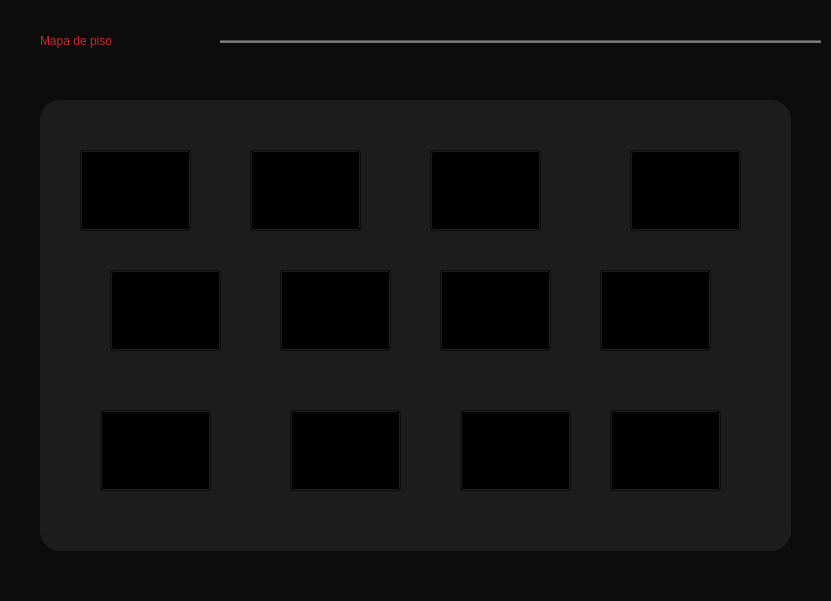
Before: the Qt Designer form Restaurante/Administrador/mapa_piso_admin.ui in camvaz/restaurante-ihc, drawn with Qt 5.
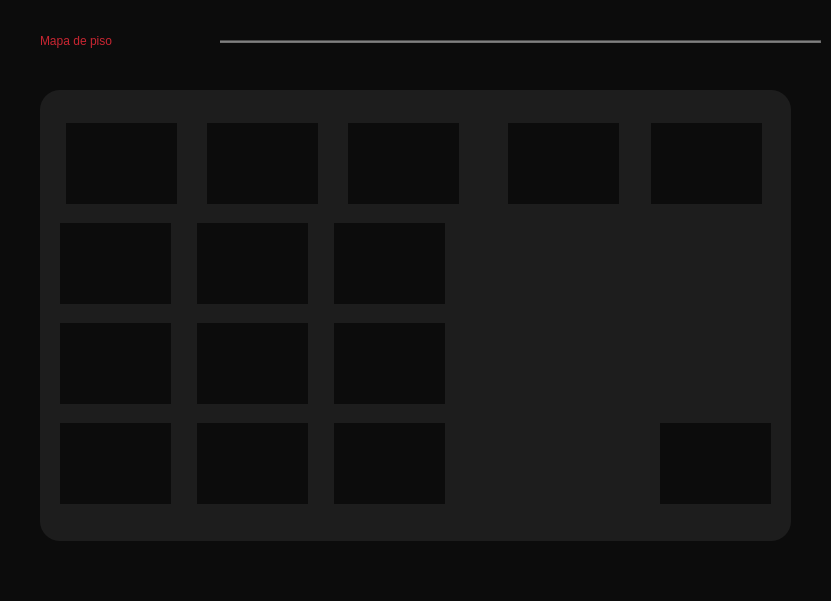
After: the same form once the commit is applied.

Commit message: avance asignar mesa Hostess

The edit to the form file:
```diff
--- a/Restaurante/Administrador/mapa_piso_admin.ui
+++ b/Restaurante/Administrador/mapa_piso_admin.ui
@@ -17,18 +17,59 @@
    <string notr="true">background-color: #0c0c0c;
 </string>
   </property>
+  <widget class="QLabel" name="label_3">
+   <property name="geometry">
+    <rect>
+     <x>40</x>
+     <y>20</y>
+     <width>201</width>
+     <height>41</height>
+    </rect>
+   </property>
+   <property name="styleSheet">
+    <string notr="true">color: rgb(201, 37, 49);font: 16pt &quot;MS Shell Dlg 2&quot;;
+font: 75 18pt &quot;Noto Serif&quot;;</string>
+   </property>
+   <property name="text">
+    <string>Mapa de piso </string>
+   </property>
+  </widget>
+  <widget class="Line" name="line_2">
+   <property name="geometry">
+    <rect>
+     <x>220</x>
+     <y>40</y>
+     <width>601</width>
+     <height>3</height>
+    </rect>
+   </property>
+   <property name="styleSheet">
+    <string notr="true">background-color:#707070;</string>
+   </property>
+   <property name="orientation">
+    <enum>Qt::Horizontal</enum>
+   </property>
+  </widget>
   <widget class="QFrame" name="frame">
    <property name="geometry">
     <rect>
      <x>40</x>
-     <y>100</y>
+     <y>90</y>
      <width>751</width>
      <height>451</height>
     </rect>
    </property>
+   <property name="minimumSize">
+    <size>
+     <width>751</width>
+     <height>451</height>
+    </size>
+   </property>
    <property name="styleSheet">
     <string notr="true">QFrame{
-	background:#1D1D1D;
+	background-color: #1D1D1D;
+	
+	border-color: rgb(121, 119, 119);
 	border-radius:20px;
 }
 
@@ -40,339 +81,658 @@
    <property name="frameShadow">
     <enum>QFrame::Raised</enum>
    </property>
+   <layout class="QGridLayout" name="gridLayout_25">
+    <property name="leftMargin">
+     <number>20</number>
+    </property>
+    <property name="topMargin">
+     <number>20</number>
+    </property>
+    <property name="rightMargin">
+     <number>20</number>
+    </property>
+    <property name="bottomMargin">
+     <number>20</number>
+    </property>
+    <item row="0" column="0">
+     <layout class="QHBoxLayout" name="horizontalLayout_36">
+      <item>
+       <widget class="QPushButton" name="mesa_1">
+        <property name="minimumSize">
+         <size>
+          <width>111</width>
+          <height>81</height>
+         </size>
+        </property>
+        <property name="maximumSize">
+         <size>
+          <width>111</width>
+          <height>16777215</height>
+         </size>
+        </property>
+        <property name="cursor">
+         <cursorShape>PointingHandCursor</cursorShape>
+        </property>
+        <property name="styleSheet">
+         <string notr="true">background-color: 1D1D1D;
+border:none;</string>
+        </property>
+        <property name="text">
+         <string/>
+        </property>
+        <property name="iconSize">
+         <size>
+          <width>90</width>
+          <height>90</height>
+         </size>
+        </property>
+       </widget>
+      </item>
+      <item>
+       <spacer name="horizontalSpacer_57">
+        <property name="orientation">
+         <enum>Qt::Horizontal</enum>
+        </property>
+        <property name="sizeType">
+         <enum>QSizePolicy::Fixed</enum>
+        </property>
+        <property name="sizeHint" stdset="0">
+         <size>
+          <width>18</width>
+          <height>20</height>
+         </size>
+        </property>
+       </spacer>
+      </item>
+      <item>
    <widget class="QPushButton" name="mesa_2">
-    <property name="geometry">
-     <rect>
-      <x>210</x>
-      <y>50</y>
+        <property name="minimumSize">
+         <size>
       <width>111</width>
       <height>81</height>
-     </rect>
-    </property>
-    <property name="cursor">
-     <cursorShape>OpenHandCursor</cursorShape>
-    </property>
-    <property name="styleSheet">
-     <string notr="true">background-color: transparent;</string>
-    </property>
-    <property name="text">
-     <string/>
-    </property>
-    <property name="iconSize">
+         </size>
+        </property>
+        <property name="maximumSize">
      <size>
-      <width>80</width>
-      <height>80</height>
-     </size>
-    </property>
-   </widget>
-   <widget class="QPushButton" name="mesa_4">
-    <property name="geometry">
-     <rect>
-      <x>590</x>
-      <y>50</y>
-      <width>111</width>
-      <height>81</height>
-     </rect>
-    </property>
+          <width>111</width>
+          <height>16777215</height>
+         </size>
+        </property>
     <property name="cursor">
-     <cursorShape>OpenHandCursor</cursorShape>
+         <cursorShape>PointingHandCursor</cursorShape>
     </property>
     <property name="styleSheet">
-     <string notr="true">background-color: transparent;</string>
+         <string notr="true">background-color: 1D1D1D;
+border:none;</string>
     </property>
     <property name="text">
      <string/>
     </property>
     <property name="iconSize">
      <size>
-      <width>80</width>
-      <height>80</height>
+          <width>90</width>
+          <height>90</height>
      </size>
     </property>
    </widget>
-   <widget class="QPushButton" name="mesa_6">
-    <property name="geometry">
-     <rect>
-      <x>240</x>
-      <y>170</y>
-      <width>111</width>
-      <height>81</height>
-     </rect>
-    </property>
-    <property name="cursor">
-     <cursorShape>OpenHandCursor</cursorShape>
-    </property>
-    <property name="styleSheet">
-     <string notr="true">background-color: transparent;</string>
-    </property>
-    <property name="text">
-     <string/>
-    </property>
-    <property name="iconSize">
+      </item>
+      <item>
+       <spacer name="horizontalSpacer_58">
+        <property name="orientation">
+         <enum>Qt::Horizontal</enum>
+        </property>
+        <property name="sizeType">
+         <enum>QSizePolicy::Fixed</enum>
+        </property>
+        <property name="sizeHint" stdset="0">
      <size>
-      <width>80</width>
-      <height>80</height>
-     </size>
-    </property>
-   </widget>
+          <width>18</width>
+          <height>20</height>
+         </size>
+        </property>
+       </spacer>
+      </item>
+      <item>
    <widget class="QPushButton" name="mesa_3">
-    <property name="geometry">
-     <rect>
-      <x>390</x>
-      <y>50</y>
+        <property name="minimumSize">
+         <size>
       <width>111</width>
       <height>81</height>
-     </rect>
-    </property>
+         </size>
+        </property>
+        <property name="maximumSize">
+         <size>
+          <width>111</width>
+          <height>16777215</height>
+         </size>
+        </property>
     <property name="cursor">
-     <cursorShape>OpenHandCursor</cursorShape>
+         <cursorShape>PointingHandCursor</cursorShape>
     </property>
     <property name="styleSheet">
-     <string notr="true">background-color: transparent;</string>
+         <string notr="true">background-color: 1D1D1D;
+border:none;</string>
     </property>
     <property name="text">
      <string/>
     </property>
     <property name="iconSize">
      <size>
-      <width>80</width>
-      <height>80</height>
+          <width>90</width>
+          <height>90</height>
      </size>
     </property>
    </widget>
+      </item>
+      <item>
+       <spacer name="horizontalSpacer_59">
+        <property name="orientation">
+         <enum>Qt::Horizontal</enum>
+        </property>
+        <property name="sizeType">
+         <enum>QSizePolicy::Fixed</enum>
+        </property>
+        <property name="sizeHint" stdset="0">
+         <size>
+          <width>37</width>
+          <height>20</height>
+         </size>
+        </property>
+       </spacer>
+      </item>
+      <item>
+       <widget class="QPushButton" name="mesa_4">
+        <property name="minimumSize">
+         <size>
+          <width>111</width>
+          <height>81</height>
+         </size>
+        </property>
+        <property name="maximumSize">
+         <size>
+          <width>111</width>
+          <height>16777215</height>
+         </size>
+        </property>
+        <property name="cursor">
+         <cursorShape>PointingHandCursor</cursorShape>
+        </property>
+        <property name="styleSheet">
+         <string notr="true">background-color: 1D1D1D;
+border:none;</string>
+        </property>
+        <property name="text">
+         <string/>
+        </property>
+        <property name="iconSize">
+         <size>
+          <width>90</width>
+          <height>90</height>
+         </size>
+        </property>
+       </widget>
+      </item>
+      <item>
+       <spacer name="horizontalSpacer_60">
+        <property name="orientation">
+         <enum>Qt::Horizontal</enum>
+        </property>
+        <property name="sizeType">
+         <enum>QSizePolicy::Fixed</enum>
+        </property>
+        <property name="sizeHint" stdset="0">
+         <size>
+          <width>20</width>
+          <height>20</height>
+         </size>
+        </property>
+       </spacer>
+      </item>
+      <item>
    <widget class="QPushButton" name="mesa_5">
-    <property name="geometry">
-     <rect>
-      <x>70</x>
-      <y>170</y>
+        <property name="minimumSize">
+         <size>
       <width>111</width>
       <height>81</height>
-     </rect>
-    </property>
+         </size>
+        </property>
+        <property name="maximumSize">
+         <size>
+          <width>111</width>
+          <height>16777215</height>
+         </size>
+        </property>
     <property name="cursor">
-     <cursorShape>OpenHandCursor</cursorShape>
+         <cursorShape>PointingHandCursor</cursorShape>
     </property>
     <property name="styleSheet">
-     <string notr="true">background-color: transparent;</string>
+         <string notr="true">background-color: 1D1D1D;
+border:none;</string>
     </property>
     <property name="text">
      <string/>
     </property>
     <property name="iconSize">
      <size>
-      <width>80</width>
-      <height>80</height>
+          <width>90</width>
+          <height>90</height>
      </size>
     </property>
    </widget>
+      </item>
+     </layout>
+    </item>
+    <item row="1" column="0">
+     <layout class="QHBoxLayout" name="horizontalLayout_37">
+      <item>
+       <widget class="QPushButton" name="mesa_6">
+        <property name="minimumSize">
+         <size>
+          <width>111</width>
+          <height>81</height>
+         </size>
+        </property>
+        <property name="cursor">
+         <cursorShape>PointingHandCursor</cursorShape>
+        </property>
+        <property name="styleSheet">
+         <string notr="true">background-color: 1D1D1D;
+border:none;</string>
+        </property>
+        <property name="text">
+         <string/>
+        </property>
+        <property name="iconSize">
+         <size>
+          <width>90</width>
+          <height>90</height>
+         </size>
+        </property>
+       </widget>
+      </item>
+      <item>
+       <spacer name="horizontalSpacer_61">
+        <property name="orientation">
+         <enum>Qt::Horizontal</enum>
+        </property>
+        <property name="sizeType">
+         <enum>QSizePolicy::Fixed</enum>
+        </property>
+        <property name="sizeHint" stdset="0">
+         <size>
+          <width>20</width>
+          <height>20</height>
+         </size>
+        </property>
+       </spacer>
+      </item>
+      <item>
    <widget class="QPushButton" name="mesa_7">
-    <property name="geometry">
-     <rect>
-      <x>400</x>
-      <y>170</y>
+        <property name="minimumSize">
+         <size>
       <width>111</width>
       <height>81</height>
-     </rect>
+         </size>
     </property>
     <property name="cursor">
-     <cursorShape>OpenHandCursor</cursorShape>
+         <cursorShape>PointingHandCursor</cursorShape>
     </property>
     <property name="styleSheet">
-     <string notr="true">background-color: transparent;</string>
+         <string notr="true">background-color: 1D1D1D;
+border:none;</string>
     </property>
     <property name="text">
      <string/>
     </property>
     <property name="iconSize">
      <size>
-      <width>80</width>
-      <height>80</height>
+          <width>90</width>
+          <height>90</height>
      </size>
     </property>
    </widget>
+      </item>
+      <item>
+       <spacer name="horizontalSpacer_62">
+        <property name="orientation">
+         <enum>Qt::Horizontal</enum>
+        </property>
+        <property name="sizeType">
+         <enum>QSizePolicy::Fixed</enum>
+        </property>
+        <property name="sizeHint" stdset="0">
+         <size>
+          <width>20</width>
+          <height>20</height>
+         </size>
+        </property>
+       </spacer>
+      </item>
+      <item>
    <widget class="QPushButton" name="mesa_8">
-    <property name="geometry">
-     <rect>
-      <x>560</x>
-      <y>170</y>
+        <property name="minimumSize">
+         <size>
       <width>111</width>
       <height>81</height>
-     </rect>
+         </size>
     </property>
     <property name="cursor">
-     <cursorShape>OpenHandCursor</cursorShape>
+         <cursorShape>PointingHandCursor</cursorShape>
     </property>
     <property name="styleSheet">
-     <string notr="true">background-color: transparent;</string>
+         <string notr="true">background-color: 1D1D1D;
+border:none;</string>
     </property>
     <property name="text">
      <string/>
     </property>
     <property name="iconSize">
      <size>
-      <width>80</width>
-      <height>80</height>
+          <width>90</width>
+          <height>90</height>
      </size>
     </property>
    </widget>
+      </item>
+      <item>
+       <spacer name="horizontalSpacer_68">
+        <property name="orientation">
+         <enum>Qt::Horizontal</enum>
+        </property>
+        <property name="sizeHint" stdset="0">
+         <size>
+          <width>40</width>
+          <height>20</height>
+         </size>
+        </property>
+       </spacer>
+      </item>
+     </layout>
+    </item>
+    <item row="3" column="0">
+     <layout class="QHBoxLayout" name="horizontalLayout_39">
+      <item>
+       <widget class="QPushButton" name="mesa_12">
+        <property name="minimumSize">
+         <size>
+          <width>111</width>
+          <height>81</height>
+         </size>
+        </property>
+        <property name="cursor">
+         <cursorShape>PointingHandCursor</cursorShape>
+        </property>
+        <property name="styleSheet">
+         <string notr="true">background-color: 1D1D1D;
+border:none;</string>
+        </property>
+        <property name="text">
+         <string/>
+        </property>
+        <property name="iconSize">
+         <size>
+          <width>90</width>
+          <height>90</height>
+         </size>
+        </property>
+       </widget>
+      </item>
+      <item>
+       <spacer name="horizontalSpacer_65">
+        <property name="orientation">
+         <enum>Qt::Horizontal</enum>
+        </property>
+        <property name="sizeType">
+         <enum>QSizePolicy::Fixed</enum>
+        </property>
+        <property name="sizeHint" stdset="0">
+         <size>
+          <width>20</width>
+          <height>20</height>
+         </size>
+        </property>
+       </spacer>
+      </item>
+      <item>
+       <widget class="QPushButton" name="mesa_13">
+        <property name="minimumSize">
+         <size>
+          <width>111</width>
+          <height>81</height>
+         </size>
+        </property>
+        <property name="cursor">
+         <cursorShape>PointingHandCursor</cursorShape>
+        </property>
+        <property name="styleSheet">
+         <string notr="true">background-color: 1D1D1D;
+border:none;</string>
+        </property>
+        <property name="text">
+         <string/>
+        </property>
+        <property name="iconSize">
+         <size>
+          <width>90</width>
+          <height>90</height>
+         </size>
+        </property>
+       </widget>
+      </item>
+      <item>
+       <spacer name="horizontalSpacer_66">
+        <property name="orientation">
+         <enum>Qt::Horizontal</enum>
+        </property>
+        <property name="sizeType">
+         <enum>QSizePolicy::Fixed</enum>
+        </property>
+        <property name="sizeHint" stdset="0">
+         <size>
+          <width>20</width>
+          <height>20</height>
+         </size>
+        </property>
+       </spacer>
+      </item>
+      <item>
+       <widget class="QPushButton" name="mesa_14">
+        <property name="minimumSize">
+         <size>
+          <width>111</width>
+          <height>81</height>
+         </size>
+        </property>
+        <property name="cursor">
+         <cursorShape>PointingHandCursor</cursorShape>
+        </property>
+        <property name="styleSheet">
+         <string notr="true">background-color: 1D1D1D;
+border:none;</string>
+        </property>
+        <property name="text">
+         <string/>
+        </property>
+        <property name="iconSize">
+         <size>
+          <width>90</width>
+          <height>90</height>
+         </size>
+        </property>
+       </widget>
+      </item>
+      <item>
+       <spacer name="horizontalSpacer_67">
+        <property name="orientation">
+         <enum>Qt::Horizontal</enum>
+        </property>
+        <property name="sizeType">
+         <enum>QSizePolicy::Expanding</enum>
+        </property>
+        <property name="sizeHint" stdset="0">
+         <size>
+          <width>60</width>
+          <height>20</height>
+         </size>
+        </property>
+       </spacer>
+      </item>
+      <item>
+       <widget class="QPushButton" name="mesa_15">
+        <property name="minimumSize">
+         <size>
+          <width>111</width>
+          <height>81</height>
+         </size>
+        </property>
+        <property name="cursor">
+         <cursorShape>PointingHandCursor</cursorShape>
+        </property>
+        <property name="styleSheet">
+         <string notr="true">background-color: 1D1D1D;
+border:none;</string>
+        </property>
+        <property name="text">
+         <string/>
+        </property>
+        <property name="iconSize">
+         <size>
+          <width>90</width>
+          <height>90</height>
+         </size>
+        </property>
+       </widget>
+      </item>
+     </layout>
+    </item>
+    <item row="2" column="0">
+     <layout class="QHBoxLayout" name="horizontalLayout_38">
+      <item>
    <widget class="QPushButton" name="mesa_9">
-    <property name="geometry">
-     <rect>
-      <x>60</x>
-      <y>310</y>
+        <property name="minimumSize">
+         <size>
       <width>111</width>
       <height>81</height>
-     </rect>
+         </size>
     </property>
     <property name="cursor">
-     <cursorShape>OpenHandCursor</cursorShape>
+         <cursorShape>PointingHandCursor</cursorShape>
     </property>
     <property name="styleSheet">
-     <string notr="true">background-color: transparent;</string>
+         <string notr="true">background-color: 1D1D1D;
+border:none;</string>
     </property>
     <property name="text">
      <string/>
     </property>
     <property name="iconSize">
      <size>
-      <width>80</width>
-      <height>80</height>
+          <width>90</width>
+          <height>90</height>
      </size>
     </property>
    </widget>
+      </item>
+      <item>
+       <spacer name="horizontalSpacer_63">
+        <property name="orientation">
+         <enum>Qt::Horizontal</enum>
+        </property>
+        <property name="sizeType">
+         <enum>QSizePolicy::Fixed</enum>
+        </property>
+        <property name="sizeHint" stdset="0">
+         <size>
+          <width>20</width>
+          <height>20</height>
+         </size>
+        </property>
+       </spacer>
+      </item>
+      <item>
    <widget class="QPushButton" name="mesa_10">
-    <property name="geometry">
-     <rect>
-      <x>250</x>
-      <y>310</y>
+        <property name="minimumSize">
+         <size>
       <width>111</width>
       <height>81</height>
-     </rect>
+         </size>
     </property>
     <property name="cursor">
-     <cursorShape>OpenHandCursor</cursorShape>
+         <cursorShape>PointingHandCursor</cursorShape>
     </property>
     <property name="styleSheet">
-     <string notr="true">background-color: transparent;</string>
+         <string notr="true">background-color: 1D1D1D;
+border:none;</string>
     </property>
     <property name="text">
      <string/>
     </property>
     <property name="iconSize">
      <size>
-      <width>80</width>
-      <height>80</height>
+          <width>90</width>
+          <height>90</height>
      </size>
     </property>
    </widget>
+      </item>
+      <item>
+       <spacer name="horizontalSpacer_64">
+        <property name="orientation">
+         <enum>Qt::Horizontal</enum>
+        </property>
+        <property name="sizeType">
+         <enum>QSizePolicy::Fixed</enum>
+        </property>
+        <property name="sizeHint" stdset="0">
+         <size>
+          <width>20</width>
+          <height>20</height>
+         </size>
+        </property>
+       </spacer>
+      </item>
+      <item>
    <widget class="QPushButton" name="mesa_11">
-    <property name="geometry">
-     <rect>
-      <x>420</x>
-      <y>310</y>
-      <width>111</width>
-      <height>81</height>
-     </rect>
-    </property>
-    <property name="cursor">
-     <cursorShape>OpenHandCursor</cursorShape>
-    </property>
-    <property name="styleSheet">
-     <string notr="true">background-color: transparent;</string>
-    </property>
-    <property name="text">
-     <string/>
-    </property>
-    <property name="iconSize">
+        <property name="minimumSize">
      <size>
-      <width>80</width>
-      <height>80</height>
-     </size>
-    </property>
-   </widget>
-   <widget class="QPushButton" name="mesa_12">
-    <property name="geometry">
-     <rect>
-      <x>570</x>
-      <y>310</y>
       <width>111</width>
       <height>81</height>
-     </rect>
-    </property>
-    <property name="cursor">
-     <cursorShape>OpenHandCursor</cursorShape>
-    </property>
-    <property name="styleSheet">
-     <string notr="true">background-color: transparent;</string>
-    </property>
-    <property name="text">
-     <string/>
-    </property>
-    <property name="iconSize">
-     <size>
-      <width>80</width>
-      <height>80</height>
-     </size>
-    </property>
-   </widget>
-   <widget class="QPushButton" name="mesa_1">
-    <property name="geometry">
-     <rect>
-      <x>40</x>
-      <y>50</y>
-      <width>111</width>
-      <height>81</height>
-     </rect>
-    </property>
+         </size>
+        </property>
     <property name="cursor">
-     <cursorShape>OpenHandCursor</cursorShape>
+         <cursorShape>PointingHandCursor</cursorShape>
     </property>
     <property name="styleSheet">
-     <string notr="true">background-color: transparent;</string>
+         <string notr="true">background-color: 1D1D1D;
+border:none;</string>
     </property>
     <property name="text">
      <string/>
     </property>
     <property name="iconSize">
      <size>
-      <width>80</width>
-      <height>80</height>
+          <width>90</width>
+          <height>90</height>
      </size>
     </property>
    </widget>
-  </widget>
-  <widget class="QLabel" name="label_3">
-   <property name="geometry">
-    <rect>
-     <x>40</x>
-     <y>20</y>
-     <width>201</width>
-     <height>41</height>
-    </rect>
-   </property>
-   <property name="styleSheet">
-    <string notr="true">color: rgb(201, 37, 49);font: 16pt &quot;MS Shell Dlg 2&quot;;
-font: 75 18pt &quot;Noto Serif&quot;;</string>
-   </property>
-   <property name="text">
-    <string>Mapa de piso </string>
-   </property>
-  </widget>
-  <widget class="Line" name="line_2">
-   <property name="geometry">
-    <rect>
-     <x>220</x>
-     <y>40</y>
-     <width>601</width>
-     <height>3</height>
-    </rect>
-   </property>
-   <property name="styleSheet">
-    <string notr="true">background-color:#707070;</string>
-   </property>
+      </item>
+      <item>
+       <spacer name="horizontalSpacer_69">
    <property name="orientation">
     <enum>Qt::Horizontal</enum>
    </property>
+        <property name="sizeHint" stdset="0">
+         <size>
+          <width>40</width>
+          <height>20</height>
+         </size>
+        </property>
+       </spacer>
+      </item>
+     </layout>
+    </item>
+   </layout>
   </widget>
  </widget>
  <resources/>
```
Lines whose indentation alone changed are shown as unchanged. The commit also changes 23 other files.
